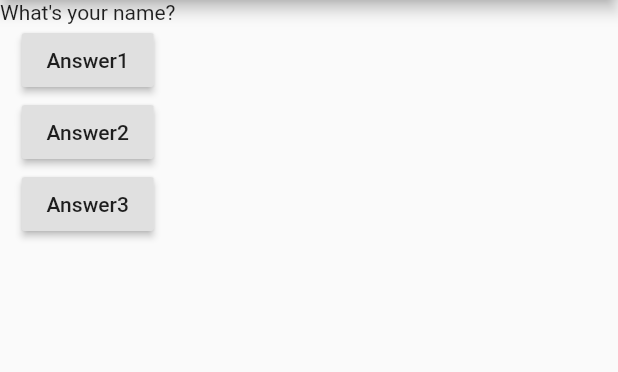
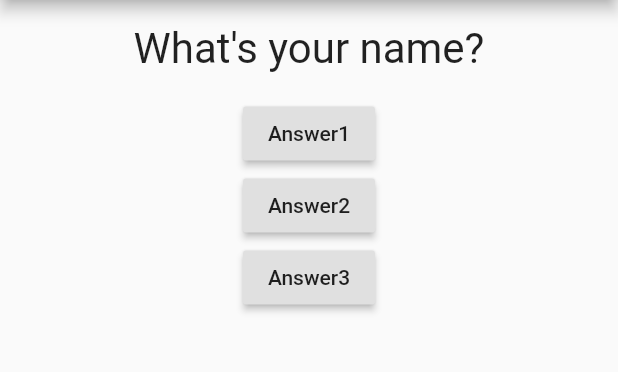
Before and after one commit to amrhesham95/Flutter_Project1_QuizApp, a Flutter app: the screen it shows after launch, on a phone screen of 412 x 824 dp, the part 84-456 px from its top. Run offline on Flutter 3.47's test engine with Material 2 defaults, Android fonts, the phone set to English and light mode, and no system bars.

Commit message:
Styling Question widget

```diff
--- a/Quiz_App/lib/question.dart
+++ b/Quiz_App/lib/question.dart
@@ -6,6 +6,14 @@ class Question extends StatelessWidget {
   Question({this.questionText});
   @override
   Widget build(BuildContext context) {
-    return Text(questionText);
+    return Container(
+      margin: EdgeInsets.all(16),
+      width: double.infinity,
+      child: Text(
+        questionText,
+        style: TextStyle(fontSize: 28),
+        textAlign: TextAlign.center,
+      ),
+    );
   }
 }
```
